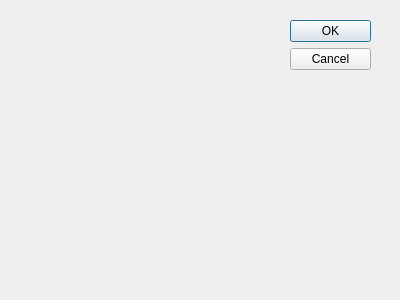
Old version of the form mainwindow.ui in the repository vlad1ufa1/lab.
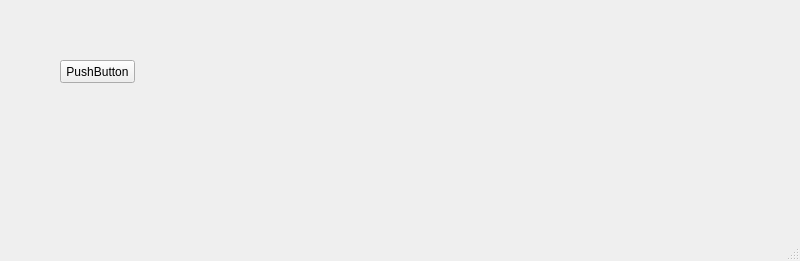
New version of the form.

Commit message: Example push-button

```diff
--- a/mainwindow.ui
+++ b/mainwindow.ui
@@ -1,34 +1,44 @@
 <?xml version="1.0" encoding="UTF-8"?>
 <ui version="4.0">
- <class>Dialog</class>
- <widget class="QDialog" name="Dialog">
+ <class>MainWindow</class>
+ <widget class="QMainWindow" name="MainWindow">
   <property name="geometry">
    <rect>
     <x>0</x>
     <y>0</y>
-    <width>400</width>
-    <height>300</height>
+    <width>800</width>
+    <height>261</height>
    </rect>
   </property>
   <property name="windowTitle">
    <string>Dialog</string>
   </property>
-  <widget class="QDialogButtonBox" name="buttonBox">
+  <widget class="QWidget" name="centralwidget">
+   <widget class="QPushButton" name="pushButton">
+    <property name="geometry">
+     <rect>
+      <x>60</x>
+      <y>60</y>
+      <width>75</width>
+      <height>23</height>
+     </rect>
+    </property>
+    <property name="text">
+     <string>PushButton</string>
+    </property>
+   </widget>
+  </widget>
+  <widget class="QMenuBar" name="menubar">
    <property name="geometry">
     <rect>
-     <x>290</x>
-     <y>20</y>
-     <width>81</width>
-     <height>241</height>
+     <x>0</x>
+     <y>0</y>
+     <width>800</width>
+     <height>21</height>
     </rect>
    </property>
-   <property name="orientation">
-    <enum>Qt::Vertical</enum>
-   </property>
-   <property name="standardButtons">
-    <set>QDialogButtonBox::Cancel|QDialogButtonBox::Ok</set>
-   </property>
   </widget>
+  <widget class="QStatusBar" name="statusbar"/>
  </widget>
  <resources/>
  <connections>
```
Left out of the diff: 37 changed lines with no effect on the pictures. The commit also changes 2 other files.
